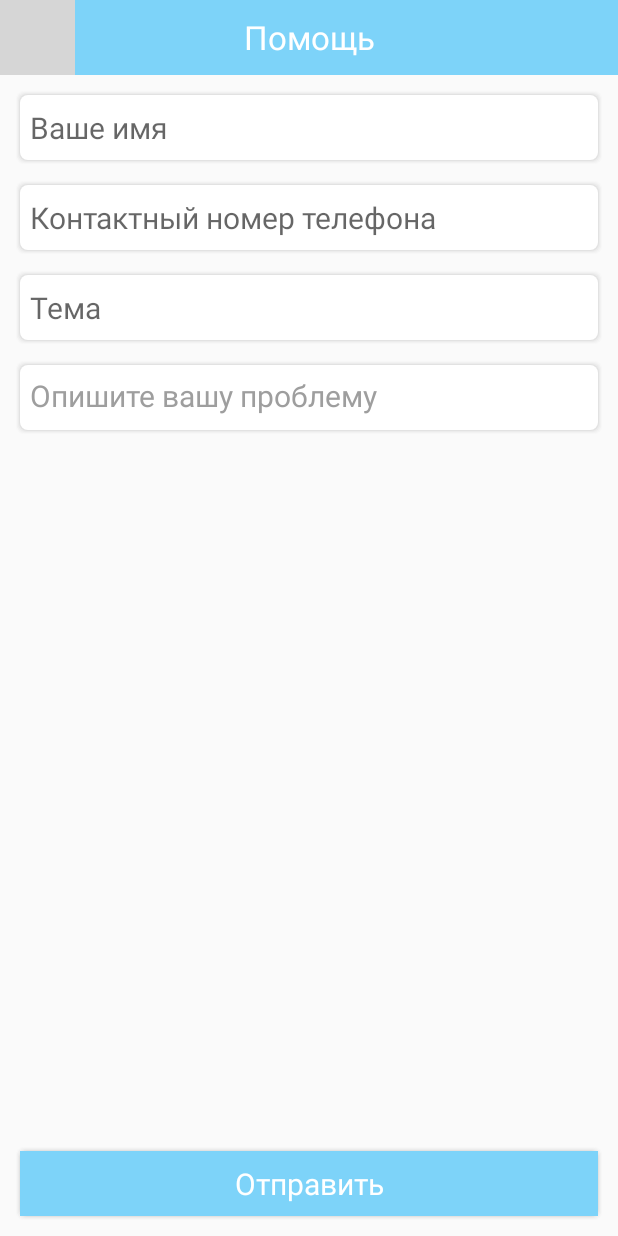
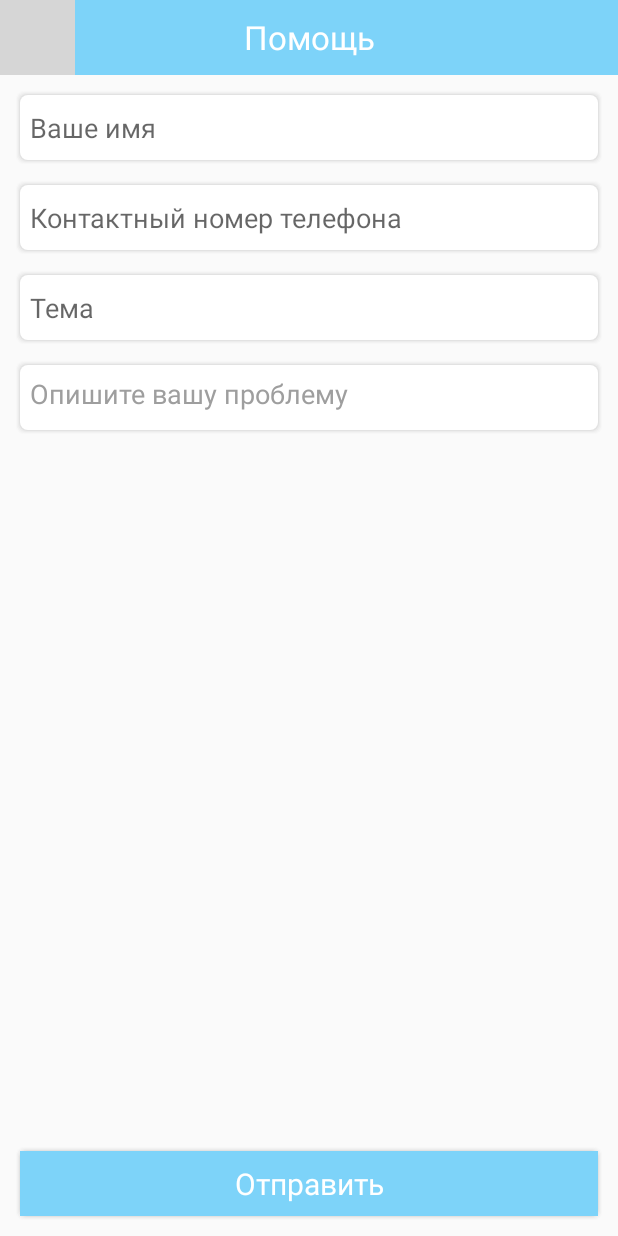
Before and after one commit to prohladenn/TShop, an Android app: the screen it shows after launch (HelpActivity), on a phone screen of 412 x 824 dp. Run offline under Robolectric (Android 15) with nearby library versions, the phone set to English and light mode, and no system bars; 6 statements that could not run were skipped; grey boxes are pictures that could not be loaded.

Commit message:
Demo Logic Help

```diff
--- a/app/src/main/AndroidManifest.xml
+++ b/app/src/main/AndroidManifest.xml
@@ -11,11 +11,13 @@
         android:supportsRtl="true"
         android:theme="@style/AppTheme.NoActionBar"
         tools:ignore="GoogleAppIndexingWarning">
+        <activity android:name=".HelpDescriptionActivity"></activity>
         <activity
             android:name=".HelpActivity"
             android:label="Name">
             <intent-filter>
                 <action android:name="android.intent.action.MAIN" />
+
                 <category android:name="android.intent.category.LAUNCHER" />
             </intent-filter>
         </activity>
--- a/app/src/main/res/layout/activity_help.xml
+++ b/app/src/main/res/layout/activity_help.xml
@@ -46,7 +46,7 @@
                 android:inputType="text"
                 android:padding="10dp"
                 android:textColor="@color/colorText"
-                android:textSize="20sp" />
+                android:textSize="18sp" />
 
             <EditText
                 android:id="@+id/edit_text_help_number"
@@ -60,7 +60,7 @@
                 android:inputType="number"
                 android:padding="10dp"
                 android:textColor="@color/colorText"
-                android:textSize="20sp" />
+                android:textSize="18sp" />
 
             <EditText
                 android:id="@+id/edit_text_help_theme"
@@ -74,7 +74,12 @@
                 android:inputType="text"
                 android:padding="10dp"
                 android:textColor="@color/colorText"
-                android:textSize="20sp" />
+                android:textSize="18sp" />
+
+            <FrameLayout
+                android:id="@+id/button_help_description"
+                android:layout_width="match_parent"
+                android:layout_height="wrap_content">
 
                 <TextView
                     android:id="@+id/edit_text_help_description"
@@ -87,7 +92,9 @@
                     android:padding="10dp"
                     android:text="@string/help_description"
                     android:textColor="@color/colorText"
-                android:textSize="20sp" />
+                    android:textSize="18sp" />
+
+            </FrameLayout>
 
         </LinearLayout>
 
--- a/app/src/main/res/values/strings.xml
+++ b/app/src/main/res/values/strings.xml
@@ -5,5 +5,7 @@
     <string name="help_number">Контактный номер телефона</string>
     <string name="help_theme">Тема</string>
     <string name="help_description">Опишите вашу проблему</string>
+    <string name="help_problem">Ваша проблема</string>
     <string name="send">Отправить</string>
+    <string name="help_problem_description">Поле для ввода описания проблемы</string>
 </resources>
```
Also changed, not shown: app/src/main/java/com/example/tshop/t_shop/HelpActivity.java (+12 -0 lines), app/src/main/java/com/example/tshop/t_shop/HelpDescriptionActivity.java (added, +20 -0 lines), app/src/main/res/layout/activity_help_description.xml (added, +53 -0 lines). Lines whose indentation alone changed are shown as unchanged.
